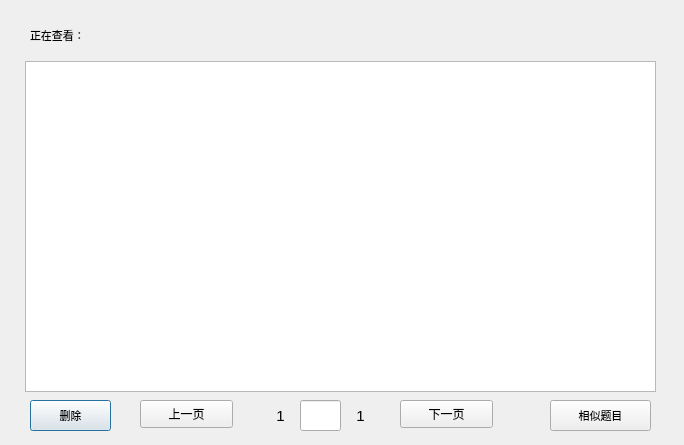
This is viewdialog.ui in Nartsam/MistakeCopy as Qt 5 draws it before an edit. The edited form follows.
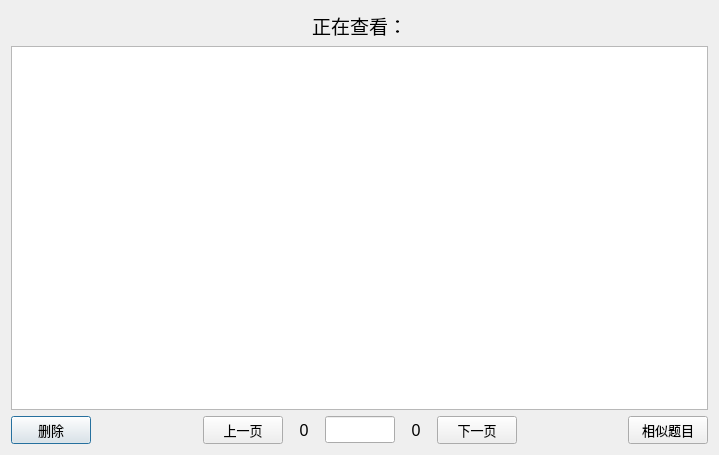
This is the edited form.

What changed in the file:
```diff
--- a/viewdialog.ui
+++ b/viewdialog.ui
@@ -6,36 +6,22 @@
    <rect>
     <x>0</x>
     <y>0</y>
-    <width>684</width>
-    <height>445</height>
+    <width>719</width>
+    <height>455</height>
    </rect>
   </property>
   <property name="windowTitle">
    <string>Dialog</string>
   </property>
-  <widget class="QTextBrowser" name="textBrowser">
-   <property name="geometry">
-    <rect>
-     <x>25</x>
-     <y>61</y>
-     <width>631</width>
-     <height>331</height>
-    </rect>
-   </property>
-  </widget>
+  <layout class="QHBoxLayout" name="horizontalLayout">
+   <item>
+    <layout class="QGridLayout" name="gridLayout">
+     <item row="2" column="0">
   <widget class="QPushButton" name="delete_pushButton">
-   <property name="geometry">
-    <rect>
-     <x>30</x>
-     <y>400</y>
-     <width>81</width>
-     <height>31</height>
-    </rect>
-   </property>
    <property name="font">
     <font>
      <family>Microsoft YaHei UI</family>
-     <pointsize>8</pointsize>
+         <pointsize>10</pointsize>
      <italic>false</italic>
      <bold>false</bold>
     </font>
@@ -44,19 +30,43 @@
     <string>删除</string>
    </property>
   </widget>
+     </item>
+     <item row="2" column="6">
+      <widget class="QPushButton" name="next_pushButton">
+       <property name="font">
+        <font>
+         <family>Microsoft YaHei UI</family>
+         <pointsize>10</pointsize>
+         <italic>false</italic>
+         <bold>false</bold>
+        </font>
+       </property>
+       <property name="text">
+        <string>下一页</string>
+       </property>
+      </widget>
+     </item>
+     <item row="2" column="2">
+      <widget class="QPushButton" name="prev_pushButton">
+       <property name="font">
+        <font>
+         <family>Microsoft YaHei UI</family>
+         <pointsize>10</pointsize>
+         <italic>false</italic>
+         <bold>false</bold>
+        </font>
+       </property>
+       <property name="text">
+        <string>上一页</string>
+       </property>
+      </widget>
+     </item>
+     <item row="2" column="8">
   <widget class="QPushButton" name="getsim_pushButton">
-   <property name="geometry">
-    <rect>
-     <x>550</x>
-     <y>400</y>
-     <width>101</width>
-     <height>31</height>
-    </rect>
-   </property>
    <property name="font">
     <font>
      <family>Microsoft YaHei UI</family>
-     <pointsize>8</pointsize>
+         <pointsize>10</pointsize>
      <italic>false</italic>
      <bold>false</bold>
     </font>
@@ -65,125 +75,132 @@
     <string>相似题目</string>
    </property>
   </widget>
-  <widget class="QLabel" name="viewing_label">
-   <property name="geometry">
-    <rect>
-     <x>30</x>
-     <y>20</y>
-     <width>351</width>
-     <height>31</height>
-    </rect>
-   </property>
-   <property name="font">
-    <font>
-     <family>Microsoft YaHei UI</family>
-     <pointsize>8</pointsize>
-     <italic>false</italic>
-     <bold>false</bold>
-    </font>
-   </property>
-   <property name="text">
-    <string>正在查看：</string>
-   </property>
-  </widget>
-  <widget class="QLineEdit" name="page_lineEdit">
-   <property name="geometry">
-    <rect>
-     <x>300</x>
-     <y>400</y>
-     <width>41</width>
-     <height>31</height>
-    </rect>
-   </property>
-   <property name="font">
-    <font>
-     <family>Microsoft YaHei UI</family>
-     <pointsize>11</pointsize>
-     <italic>false</italic>
-     <bold>false</bold>
-    </font>
-   </property>
-   <property name="text">
-    <string/>
-   </property>
-   <property name="alignment">
-    <set>Qt::AlignCenter</set>
-   </property>
-  </widget>
+     </item>
+     <item row="2" column="3">
   <widget class="QLabel" name="first_page_label">
-   <property name="geometry">
-    <rect>
-     <x>260</x>
-     <y>400</y>
-     <width>41</width>
-     <height>31</height>
-    </rect>
+       <property name="minimumSize">
+        <size>
+         <width>30</width>
+         <height>0</height>
+        </size>
    </property>
    <property name="font">
     <font>
      <family>Microsoft YaHei UI</family>
-     <pointsize>11</pointsize>
+         <pointsize>12</pointsize>
      <italic>false</italic>
      <bold>false</bold>
     </font>
    </property>
    <property name="text">
-    <string>1</string>
+        <string>0</string>
    </property>
    <property name="alignment">
     <set>Qt::AlignCenter</set>
    </property>
   </widget>
+     </item>
+     <item row="2" column="5">
   <widget class="QLabel" name="last_page_label">
-   <property name="geometry">
-    <rect>
-     <x>340</x>
-     <y>400</y>
-     <width>41</width>
-     <height>31</height>
-    </rect>
+       <property name="minimumSize">
+        <size>
+         <width>30</width>
+         <height>0</height>
+        </size>
    </property>
    <property name="font">
     <font>
      <family>Microsoft YaHei UI</family>
-     <pointsize>11</pointsize>
+         <pointsize>12</pointsize>
      <italic>false</italic>
      <bold>false</bold>
     </font>
    </property>
    <property name="text">
-    <string>1</string>
+        <string>0</string>
    </property>
    <property name="alignment">
     <set>Qt::AlignCenter</set>
    </property>
   </widget>
-  <widget class="QPushButton" name="prev_pushButton">
-   <property name="geometry">
-    <rect>
-     <x>140</x>
-     <y>400</y>
-     <width>93</width>
-     <height>28</height>
-    </rect>
-   </property>
+     </item>
+     <item row="2" column="4">
+      <widget class="QLineEdit" name="page_lineEdit">
+       <property name="maximumSize">
+        <size>
+         <width>70</width>
+         <height>16777215</height>
+        </size>
+       </property>
+       <property name="font">
+        <font>
+         <family>Microsoft YaHei UI</family>
+         <pointsize>12</pointsize>
+         <italic>false</italic>
+         <bold>false</bold>
+        </font>
+       </property>
+       <property name="acceptDrops">
+        <bool>false</bool>
+       </property>
    <property name="text">
-    <string>上一页</string>
-   </property>
-  </widget>
-  <widget class="QPushButton" name="next_pushButton">
-   <property name="geometry">
-    <rect>
-     <x>400</x>
-     <y>400</y>
-     <width>93</width>
-     <height>28</height>
-    </rect>
-   </property>
+        <string/>
+       </property>
+       <property name="alignment">
+        <set>Qt::AlignCenter</set>
+       </property>
+      </widget>
+     </item>
+     <item row="2" column="1">
+      <spacer name="horizontalSpacer">
+       <property name="orientation">
+        <enum>Qt::Horizontal</enum>
+       </property>
+       <property name="sizeHint" stdset="0">
+        <size>
+         <width>40</width>
+         <height>20</height>
+        </size>
+       </property>
+      </spacer>
+     </item>
+     <item row="0" column="0" colspan="9">
+      <widget class="QLabel" name="viewing_label">
+       <property name="font">
+        <font>
+         <family>Microsoft YaHei UI</family>
+         <pointsize>14</pointsize>
+         <italic>false</italic>
+         <bold>false</bold>
+        </font>
+       </property>
    <property name="text">
-    <string>下一页</string>
-   </property>
-  </widget>
+        <string>正在查看：</string>
+       </property>
+       <property name="alignment">
+        <set>Qt::AlignCenter</set>
+       </property>
+      </widget>
+     </item>
+     <item row="1" column="0" colspan="9">
+      <widget class="QTextBrowser" name="textBrowser"/>
+     </item>
+     <item row="2" column="7">
+      <spacer name="horizontalSpacer_2">
+       <property name="orientation">
+        <enum>Qt::Horizontal</enum>
+       </property>
+       <property name="sizeHint" stdset="0">
+        <size>
+         <width>40</width>
+         <height>20</height>
+        </size>
+       </property>
+      </spacer>
+     </item>
+    </layout>
+   </item>
+  </layout>
  </widget>
  <resources/>
  <connections/>
```
Lines whose indentation alone changed are shown as unchanged.
